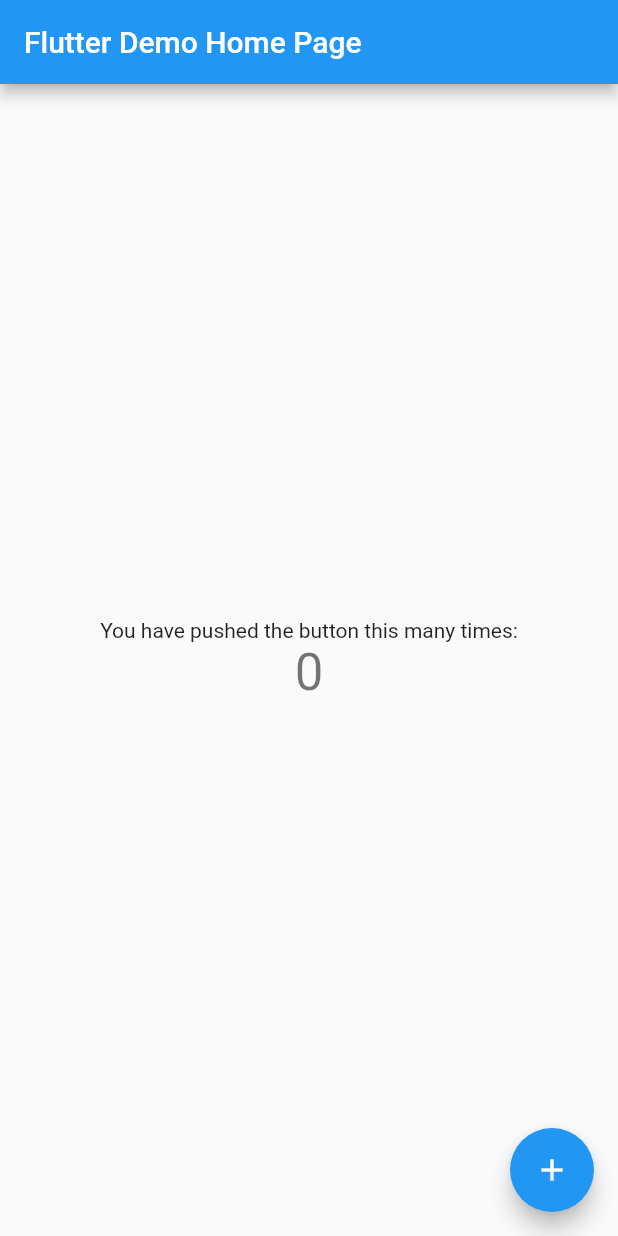
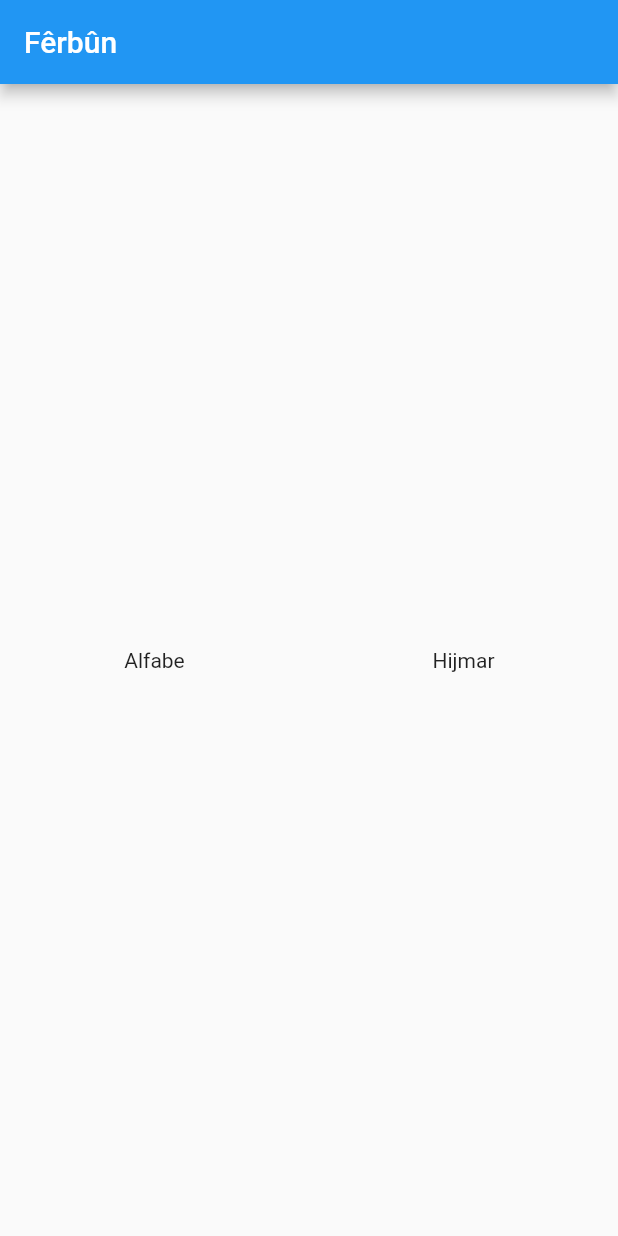
Before and after one commit to CXBoyy/ferbun, a Flutter app: the screen it shows after launch, on a phone screen of 412 x 824 dp. Run offline on Flutter 3.47's test engine with Material 2 defaults, Android fonts, the light colour scheme and no system bars.

Commit message:
First proper commit

```diff
--- a/lib/main.dart
+++ b/lib/main.dart
@@ -1,3 +1,7 @@
+// Copyright 2018 The Flutter team. All rights reserved.
+// Use of this source code is governed by a BSD-style license that can be
+// found in the LICENSE file.
+
 import 'package:flutter/material.dart';
 
 void main() {
@@ -5,111 +9,80 @@
 }
 
 class MyApp extends StatelessWidget {
-  const MyApp({Key? key}) : super(key: key);
+  const MyApp({super.key});
 
-  // This widget is the root of your application.
   @override
   Widget build(BuildContext context) {
     return MaterialApp(
-      title: 'Flutter Demo',
-      theme: ThemeData(
-        // This is the theme of your application.
-        //
-        // Try running your application with "flutter run". You'll see the
-        // application has a blue toolbar. Then, without quitting the app, try
-        // changing the primarySwatch below to Colors.green and then invoke
-        // "hot reload" (press "r" in the console where you ran "flutter run",
-        // or simply save your changes to "hot reload" in a Flutter IDE).
-        // Notice that the counter didn't reset back to zero; the application
-        // is not restarted.
-        primarySwatch: Colors.blue,
+      title: 'Fêrbûn',
+      home: Scaffold(
+        appBar: AppBar(
+          title: const Text('Fêrbûn'),
+        ),
+        body: Stack(
+          alignment: Alignment.centerLeft,
+          children: const [
+            Main(),
+          ],
+        ),
       ),
-      home: const MyHomePage(title: 'Flutter Demo Home Page'),
     );
   }
 }
 
-class MyHomePage extends StatefulWidget {
-  const MyHomePage({Key? key, required this.title}) : super(key: key);
-
-  // This widget is the home page of your application. It is stateful, meaning
-  // that it has a State object (defined below) that contains fields that affect
-  // how it looks.
-
-  // This class is the configuration for the state. It holds the values (in this
-  // case the title) provided by the parent (in this case the App widget) and
-  // used by the build method of the State. Fields in a Widget subclass are
-  // always marked "final".
-
-  final String title;
+class Main extends StatefulWidget {
+  const Main({Key? key}) : super(key: key);
 
   @override
-  State<MyHomePage> createState() => _MyHomePageState();
+  State<Main> createState() => _MainState();
 }
 
-class _MyHomePageState extends State<MyHomePage> {
-  int _counter = 0;
+class _MainState extends State<Main> {
+  void _pushAlphabet() {}
 
-  void _incrementCounter() {
-    setState(() {
-      // This call to setState tells the Flutter framework that something has
-      // changed in this State, which causes it to rerun the build method below
-      // so that the display can reflect the updated values. If we changed
-      // _counter without calling setState(), then the build method would not be
-      // called again, and so nothing would appear to happen.
-      _counter++;
-    });
-  }
+  void _pushNumbers() {}
 
   @override
   Widget build(BuildContext context) {
-    // This method is rerun every time setState is called, for instance as done
-    // by the _incrementCounter method above.
-    //
-    // The Flutter framework has been optimized to make rerunning build methods
-    // fast, so that you can just rebuild anything that needs updating rather
-    // than having to individually change instances of widgets.
     return Scaffold(
-      appBar: AppBar(
-        // Here we take the value from the MyHomePage object that was created by
-        // the App.build method, and use it to set our appbar title.
-        title: Text(widget.title),
-      ),
       body: Center(
-        // Center is a layout widget. It takes a single child and positions it
-        // in the middle of the parent.
-        child: Column(
-          // Column is also a layout widget. It takes a list of children and
-          // arranges them vertically. By default, it sizes itself to fit its
-          // children horizontally, and tries to be as tall as its parent.
-          //
-          // Invoke "debug painting" (press "p" in the console, choose the
-          // "Toggle Debug Paint" action from the Flutter Inspector in Android
-          // Studio, or the "Toggle Debug Paint" command in Visual Studio Code)
-          // to see the wireframe for each widget.
-          //
-          // Column has various properties to control how it sizes itself and
-          // how it positions its children. Here we use mainAxisAlignment to
-          // center the children vertically; the main axis here is the vertical
-          // axis because Columns are vertical (the cross axis would be
-          // horizontal).
-          mainAxisAlignment: MainAxisAlignment.center,
+        child: Row(
           children: <Widget>[
-            const Text(
-              'You have pushed the button this many times:',
+            Expanded(
+              child: GestureDetector(
+                onTap: _pushAlphabet,
+                child: const Text(
+                  "Alfabe",
+                  textAlign: TextAlign.center,
+                ),
+              ),
             ),
-            Text(
-              '$_counter',
-              style: Theme.of(context).textTheme.headline4,
-            ),
+            Expanded(
+              child: GestureDetector(
+                onTap: _pushNumbers,
+                child: const Text(
+                  "Hijmar",
+                  textAlign: TextAlign.center,
+                ),
+              ),
+            )
           ],
         ),
       ),
-      floatingActionButton: FloatingActionButton(
-        onPressed: _incrementCounter,
-        tooltip: 'Increment',
-        child: const Icon(Icons.add),
-      ), // This trailing comma makes auto-formatting nicer for build methods.
     );
   }
 }
+
+class Alphabet extends StatefulWidget {
+  const Alphabet({Key? key}) : super(key: key);
+
+  @override
+  State<Alphabet> createState() => _AlphabetState();
+}
+
+class _AlphabetState extends State<Alphabet> {
+  @override
+  Widget build(BuildContext context) {
+    return Scaffold()
+  }
+}
--- a/pubspec.yaml
+++ b/pubspec.yaml
@@ -34,6 +34,7 @@
   # The following adds the Cupertino Icons font to your application.
   # Use with the CupertinoIcons class for iOS style icons.
   cupertino_icons: ^1.0.2
+  english_words: ^4.0.0
 
 dev_dependencies:
   flutter_test:
```
Also changed, not shown: pubspec.lock.
